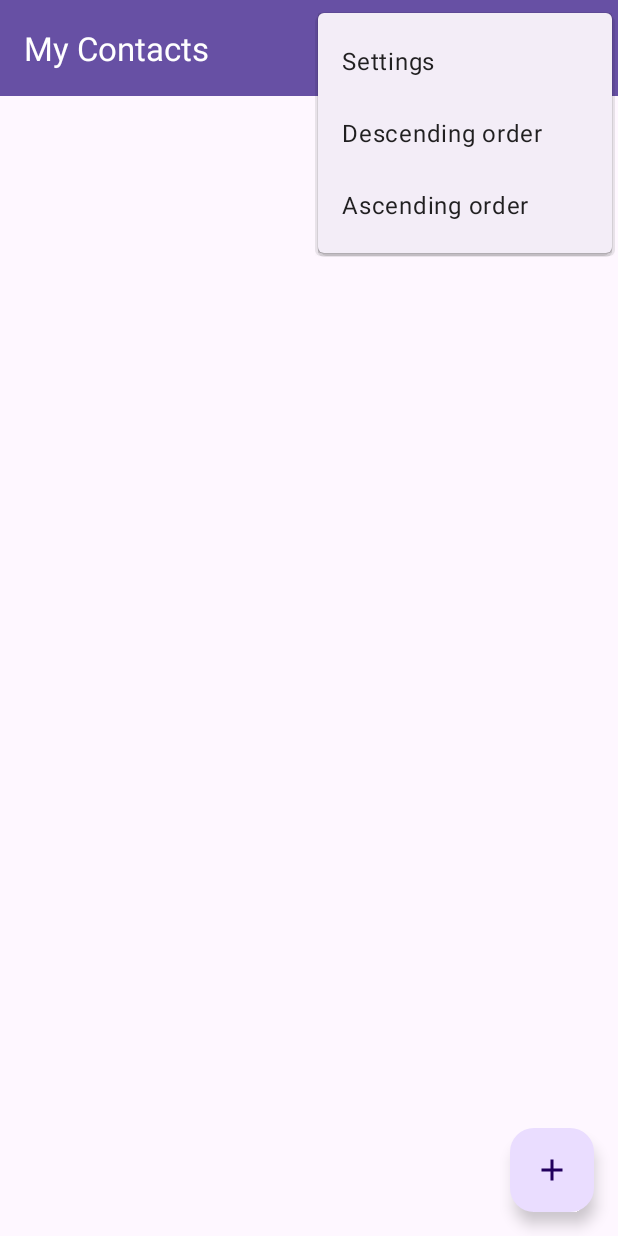
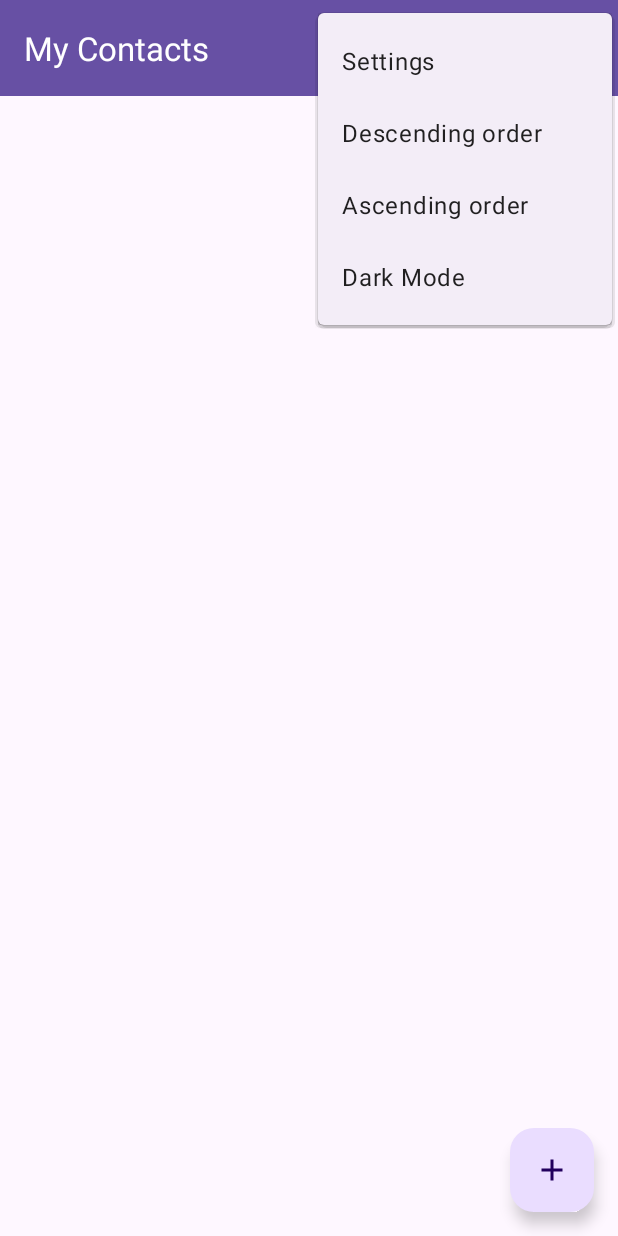
Before and after one commit to YehorSk/Contacts, an Android app: the screen it shows after launch (MainActivity), with the options menu open, on a phone screen of 412 x 824 dp. Run offline under Robolectric (Android 15) with nearby library versions, the phone set to English and light mode, and no system bars; our stand-ins replace Room's generated code.

Commit message:
Dark Mode

```diff
--- a/app/src/main/res/menu/menu_main.xml
+++ b/app/src/main/res/menu/menu_main.xml
@@ -17,4 +17,9 @@
         android:orderInCategory="100"
         android:title="Ascending order"
         app:showAsAction="never"/>
+    <item
+        android:id="@+id/mode"
+        android:orderInCategory="100"
+        android:title="Dark Mode"
+        app:showAsAction="never"/>
 </menu>
```
Also changed, not shown: app/src/main/java/com/example/contacts/MainActivity.java (+28 -4 lines).
